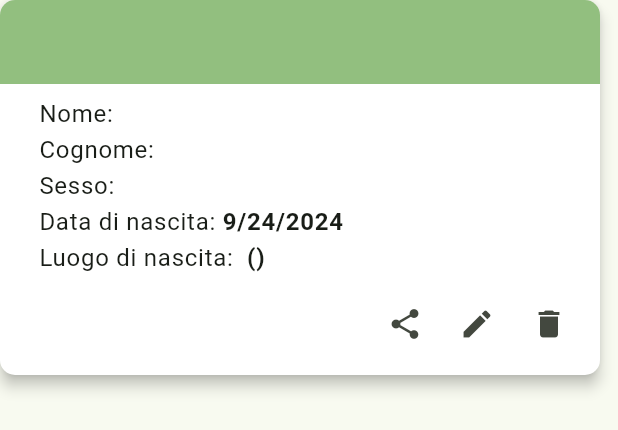
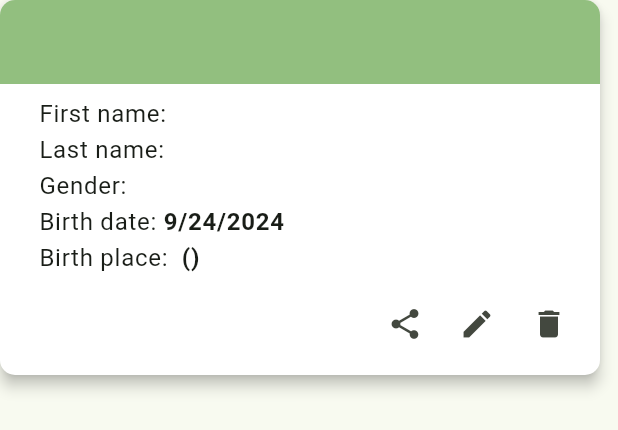
Before and after one commit to TommasoScalici/tax_code_flutter, a Flutter app: the ContactCard widget shown alone on an empty page, opened directly with empty values, on a phone screen of 412 x 824 dp. Shown: the top 430 px of the screen. Run offline on Flutter 3.47's test engine with Material 3 defaults, Android fonts, the phone set to English and light mode, and no system bars; our stand-ins replace cloud_firestore, firebase_core, firebase_remote_config, flutter_widget_from_html, logger, reactive_forms and 2 more; missing offline and left inert: animated_reorderable_list, reactive_date_time_picker, reactive_raw_autocomplete; accounts and stored records are empty; generated files the repository leaves out were written again.

Commit message:
Implemented Info tab, fixed edit contact

```diff
--- a/lib/l10n/app_en.arb
+++ b/lib/l10n/app_en.arb
@@ -14,6 +14,9 @@
     "deleteConfirmation": "Delete confirmation",
     "delete": "Delete",
     "cancel": "Cancel",
+    "close": "Close",
+    "info": "Info",
+    "errorNoInternet": "Error: no Internet connection available",
     "deleteMessage": "Are you sure you want to delete the contact with tax code '{taxCode}'?",
     "@deleteMessage": {
         "placeholders": {
--- a/lib/l10n/app_it.arb
+++ b/lib/l10n/app_it.arb
@@ -14,6 +14,9 @@
     "deleteConfirmation": "Conferma eliminazione",
     "delete": "Elimina",
     "cancel": "Annulla",
+    "close": "Chiudi",
+    "info": "Informazioni",
+    "errorNoInternet": "Errore: nessuna connessione ad Internet",
     "deleteMessage": "Sei sicuro di voler eliminare il contatto con codice fiscale: '{taxCode}'?",
     "@deleteMessage": {
         "placeholders": {
--- a/lib/models/contact.dart
+++ b/lib/models/contact.dart
@@ -10,7 +10,7 @@ final class Contact {
   String id;
   String firstName;
   String lastName;
-  String sex;
+  String gender;
   String taxCode;
   Birthplace birthPlace;
   DateTime birthDate;
@@ -18,7 +18,7 @@ final class Contact {
   Contact({
     required this.firstName,
     required this.lastName,
-    required this.sex,
+    required this.gender,
     required this.taxCode,
     required this.birthPlace,
     required this.birthDate,
@@ -29,7 +29,7 @@ final class Contact {
   Map<String, dynamic> toJson() => _$ContactToJson(this);
 
   @override
-  String toString() => '$firstName $lastName ($sex)'
+  String toString() => '$firstName $lastName ($gender)'
       ' - ${DateFormat.yMd().format(birthDate)}'
       ' - ${birthPlace.toString()}';
 }
--- a/lib/widgets/contact_card.dart
+++ b/lib/widgets/contact_card.dart
@@ -90,47 +90,60 @@ final class _ContactCardState extends State<ContactCard> {
                       children: [
                         Row(
                           children: [
-                            const Text('Nome: '),
                             Text(
-                              widget.contact.firstName,
-                              style: valueTextStyle,
+                                '${AppLocalizations.of(context)!.firstName}: '),
+                            Flexible(
+                              child: Text(
+                                widget.contact.firstName,
+                                style: valueTextStyle,
+                              ),
+                            )
+                          ],
+                        ),
+                        Row(
+                          children: [
+                            Text('${AppLocalizations.of(context)!.lastName}: '),
+                            Flexible(
+                              child: Text(
+                                widget.contact.lastName,
+                                style: valueTextStyle,
+                              ),
+                            )
+                          ],
+                        ),
+                        Row(
+                          children: [
+                            Text('${AppLocalizations.of(context)!.gender}: '),
+                            Flexible(
+                              child: Text(
+                                widget.contact.gender,
+                                style: valueTextStyle,
+                              ),
+                            )
+                          ],
+                        ),
+                        Row(
+                          children: [
+                            Text(
+                                '${AppLocalizations.of(context)!.birthDate}: '),
+                            Flexible(
+                              child: Text(
+                                DateFormat.yMd(intl)
+                                    .format(widget.contact.birthDate),
+                                style: valueTextStyle,
+                              ),
                             ),
                           ],
                         ),
                         Row(
                           children: [
-                            const Text('Cognome: '),
                             Text(
-                              widget.contact.lastName,
-                              style: valueTextStyle,
-                            )
-                          ],
-                        ),
-                        Row(
-                          children: [
-                            const Text('Sesso: '),
-                            Text(
-                              widget.contact.sex,
-                              style: valueTextStyle,
-                            )
-                          ],
-                        ),
-                        Row(
-                          children: [
-                            const Text('Data di nascita: '),
-                            Text(
-                              DateFormat.yMd(intl)
-                                  .format(widget.contact.birthDate),
-                              style: valueTextStyle,
-                            ),
-                          ],
-                        ),
-                        Row(
-                          children: [
-                            const Text('Luogo di nascita: '),
-                            Text(
-                              widget.contact.birthPlace.toString(),
-                              style: valueTextStyle,
+                                '${AppLocalizations.of(context)!.birthPlace}: '),
+                            Flexible(
+                              child: Text(
+                                widget.contact.birthPlace.toString(),
+                                style: valueTextStyle,
+                              ),
                             ),
                           ],
                         )
@@ -156,7 +169,9 @@ final class _ContactCardState extends State<ContactCard> {
                             );
 
                             if (editedContact != null) {
-                              value.editContact(editedContact);
+                              value.editContact(
+                                  editedContact, widget.contact.id);
+                              await value.saveState();
                             }
                           },
                           icon: const Icon(Icons.edit)),
--- a/lib/widgets/contacts_list.dart
+++ b/lib/widgets/contacts_list.dart
@@ -55,7 +55,7 @@ class _ContactsListPageState extends State<ContactsListPage> {
               sliverGridDelegate:
                   const SliverGridDelegateWithMaxCrossAxisExtent(
                       crossAxisSpacing: 50,
-                      mainAxisExtent: 250,
+                      mainAxisExtent: 280,
                       maxCrossAxisExtent: 800),
               longPressDraggable: false,
               shrinkWrap: true,
```
Also changed, not shown: lib/main.dart (+39 -7 lines), lib/providers/app_state.dart (+5 -2 lines), lib/widgets/form.dart (+17 -3 lines), lib/widgets/info_modal.dart (added, +85 -0 lines), pubspec.yaml (+12 -10 lines), firebase.json, lib/models/contact.g.dart, pubspec.lock, 12 other files.
